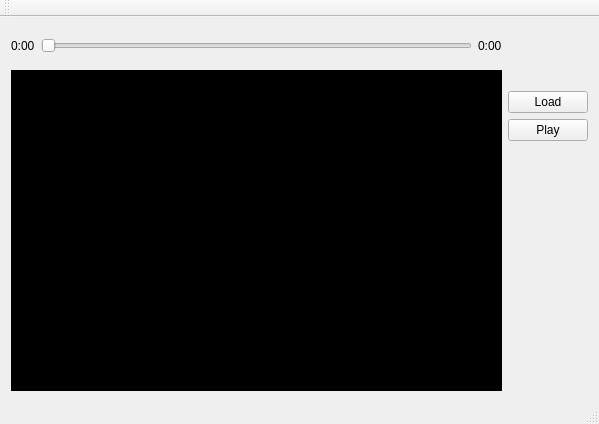
This is mainwindow.ui in HighlanderGit/Proyecto2---Digital-Image-Processing as Qt 5 draws it before an edit. The edited form follows.
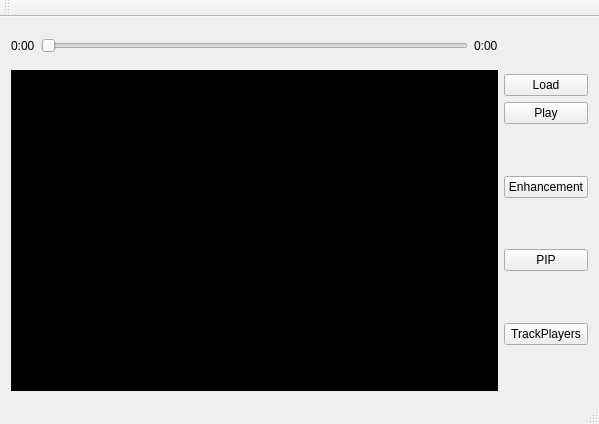
This is the edited form.

Commit message:
I added the buttons to the interface
I added the global variables and buttons to control the enhancement, PIP
and player tracking.

The edit to the form file:
```diff
--- a/mainwindow.ui
+++ b/mainwindow.ui
@@ -16,7 +16,7 @@
   <widget class="QWidget" name="centralWidget">
    <layout class="QVBoxLayout" name="verticalLayout_2">
     <item>
-     <layout class="QGridLayout" name="gridLayout" rowstretch="1,0,0" columnstretch="0,0">
+     <layout class="QGridLayout" name="gridLayout" rowstretch="1" columnstretch="0,0">
       <property name="verticalSpacing">
        <number>6</number>
       </property>
@@ -62,6 +62,13 @@
           </property>
          </spacer>
         </item>
+        <item>
+         <widget class="QPushButton" name="enhancement">
+          <property name="text">
+           <string>Enhancement</string>
+          </property>
+         </widget>
+        </item>
         <item>
          <spacer name="verticalSpacer_4">
           <property name="orientation">
@@ -75,6 +82,13 @@
           </property>
          </spacer>
         </item>
+        <item>
+         <widget class="QPushButton" name="PIP">
+          <property name="text">
+           <string>PIP</string>
+          </property>
+         </widget>
+        </item>
         <item>
          <spacer name="verticalSpacer_3">
           <property name="orientation">
@@ -88,6 +102,13 @@
           </property>
          </spacer>
         </item>
+        <item>
+         <widget class="QPushButton" name="TrackPlayers">
+          <property name="text">
+           <string>TrackPlayers</string>
+          </property>
+         </widget>
+        </item>
         <item>
          <spacer name="verticalSpacer">
           <property name="orientation">
```
The commit also changes 5 other files.
